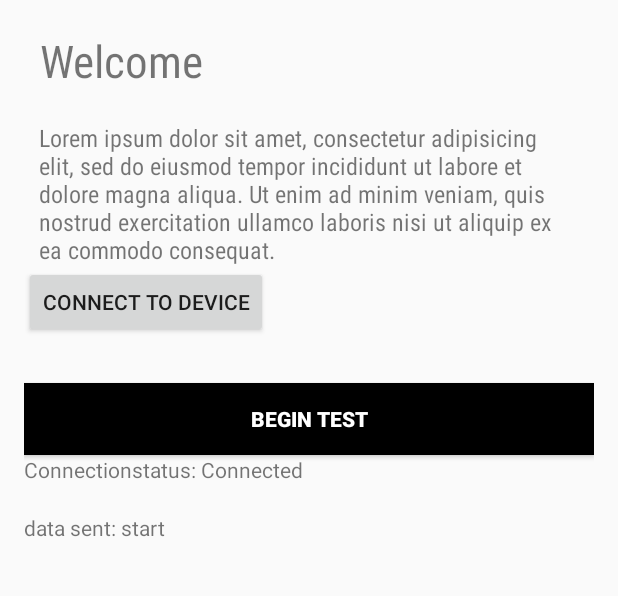
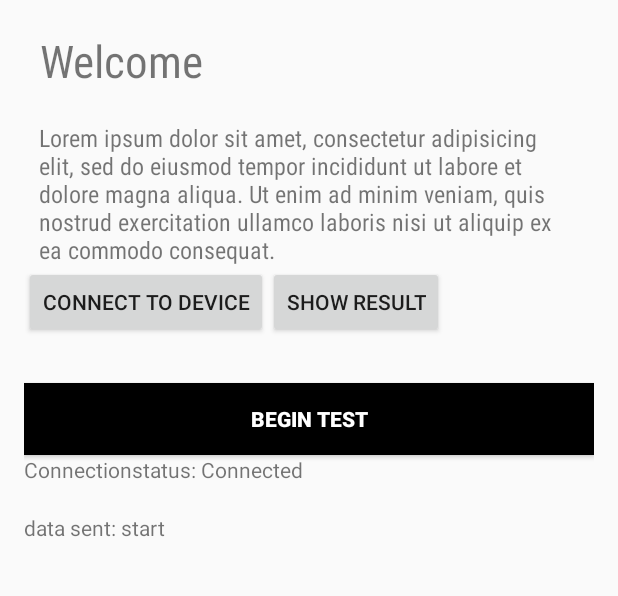
Before and after one commit to samueru735/IPD_2016-IPD16_GroupSpirometer, an Android app: the HomeActivity screen opened directly, with no data from a screen before it, in the options menu, after a tap on "Settings", on a phone screen of 412 x 824 dp, the part 228-824 px from its top. Run offline under Robolectric (Android 15) with nearby library versions, the light colour scheme and no system bars; network calls fail; 5 statements that could not run were skipped.

Commit message:
added btnResult clicklistener + startResultActivity

```diff
--- a/app/src/main/java/com/group4/ipd16/spirometer/HomeActivity.java
+++ b/app/src/main/java/com/group4/ipd16/spirometer/HomeActivity.java
@@ -10,14 +10,16 @@
 import android.widget.Button;
 import android.widget.TextView;
 
+import java.io.IOException;
 import java.util.ArrayList;
+import java.util.Arrays;
 import java.util.List;
 
 public class HomeActivity extends AppCompatActivity {
 
-    private Button btnStartBluetooth, btnSendStart;
-    private Intent bluetoothActivityIntent;
-    private String mac_address;
+    private Button btnStartBluetooth, btnSendStart, btnStartResultActivity;
+    private Intent bluetoothActivityIntent, resultIntent;
+    private String mac_address, userName;
     private BluetoothConnection btConn;
     private TextView tvResult, tvSentData, tvConnStatus;
     private List<Float> listResult;
@@ -26,13 +28,17 @@
     protected void onCreate(Bundle savedInstanceState) {
         super.onCreate(savedInstanceState);
         setContentView(R.layout.activity_home);
+        Intent i = getIntent();
+        userName = i.getStringExtra("userName");
         listResult = new ArrayList<Float>();
         btnStartBluetooth = (Button)findViewById(R.id.btnStartBluetooth);
         btnSendStart = (Button)findViewById(R.id.btnSendStart);
+        btnStartResultActivity = (Button)findViewById(R.id.btnShowResultActivity);
         tvConnStatus = (TextView)findViewById(R.id.tvConnStatus);
         tvResult = (TextView)findViewById(R.id.tvResult);
         tvSentData = (TextView)findViewById(R.id.tvSentData);
         bluetoothActivityIntent = new Intent(this,BluetoothDeviceListActivity.class);
+        resultIntent = new Intent(this, ResultsActivity.class);
 
         btnStartBluetooth.setOnClickListener(new View.OnClickListener() {
             @Override
@@ -45,14 +51,38 @@
             public void onClick(View v) {
                 try{
                     btConn.sendData("start");
+                    btnStartResultActivity.setVisibility(View.VISIBLE);
+                    //startActivity(resultIntent);
                 }
                 catch (Exception e){
                     Log.e("TAG", e.toString());
                 }
+            }
+        });
+        btnStartResultActivity.setOnClickListener(new View.OnClickListener() {
+            @Override
+            public void onClick(View v) {
+                try {
+                    btConn.closeBT();
+                } catch (IOException e) {
+                    e.printStackTrace();
+                }
+                Bundle b = new Bundle();
+                float[] results = btConn.getListResults();
+                double[]resultsDouble = new double[results.length];
+                for ( int i = 0; i < resultsDouble.length; i++ ){
+                    resultsDouble[i] = MyMath.round((double) results[i], 2);
+                }
+                Log.i("TAG", Arrays.toString(resultsDouble));
 
+                b.putDoubleArray("results", resultsDouble);
+                Intent i = new Intent(HomeActivity.this, ResultsActivity.class);
+                i.putExtras(b);
+                startActivity(i);
             }
         });
     }
+
     @Override
     public void onResume(){
         super.onResume();
@@ -60,6 +90,7 @@
             Intent i = getIntent();
             mac_address = i.getStringExtra("mac address");
             ConnectToDevice();
+            //tvResult.setText(listResult.toString());
         }
         catch (Exception e){
             Log.i("TAG", e.toString());
```
